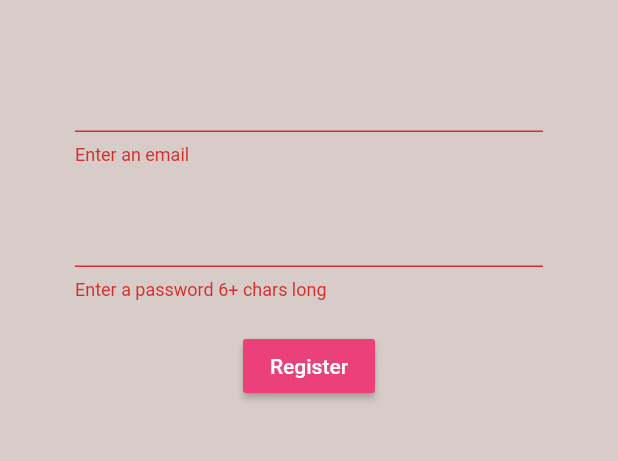
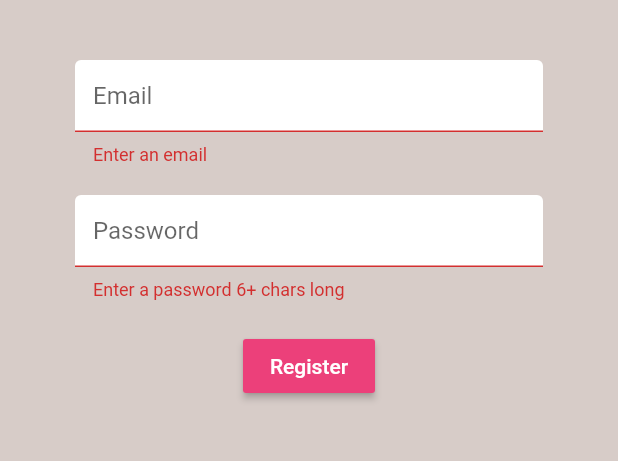
Before and after one commit to hitnei/learn-flutter-firebase-brew-crew-app, a Flutter app: the screen it shows after launch, after a tap on "Register", on a phone screen of 412 x 824 dp, the part 84-545 px from its top. Run offline on Flutter 3.47's test engine with Material 2 defaults, Android fonts, the phone set to English and light mode, and no system bars; our stand-ins replace firebase_auth, firebase_core; accounts and stored records are empty.

Commit message:
text input decoration

```diff
--- a/lib/screens/authenticate/register.dart
+++ b/lib/screens/authenticate/register.dart
@@ -1,4 +1,5 @@
 import 'package:brew_crew/services/auth.dart';
+import 'package:brew_crew/shared/constant.dart';
 import 'package:flutter/material.dart';
 
 class Register extends StatefulWidget {
@@ -46,6 +47,7 @@ class _RegisterState extends State<Register> {
             children: <Widget>[
               SizedBox(height: 20),
               TextFormField(
+                decoration: textInputDecoration.copyWith(hintText: 'Email'),
                 validator: (val) => val.isEmpty ? 'Enter an email' : null,
                 onChanged: (val) {
                   setState(() => {email = val, error = ''});
@@ -53,6 +55,7 @@ class _RegisterState extends State<Register> {
               ),
               SizedBox(height: 20),
               TextFormField(
+                decoration: textInputDecoration.copyWith(hintText: 'Password'),
                 obscureText: true,
                 validator: (val) => val.length < 6 ? 'Enter a password 6+ chars long' : null,
                 onChanged: (val) {
--- a/lib/screens/authenticate/sign_in.dart
+++ b/lib/screens/authenticate/sign_in.dart
@@ -1,4 +1,5 @@
 import 'package:brew_crew/services/auth.dart';
+import 'package:brew_crew/shared/constant.dart';
 import 'package:flutter/material.dart';
 
 class SignIn extends StatefulWidget {
@@ -46,6 +47,7 @@ class _SignInState extends State<SignIn> {
             children: <Widget>[
               SizedBox(height: 20),
               TextFormField(
+                decoration: textInputDecoration.copyWith(hintText: 'Email'),
                 validator: (val) => val.isEmpty ? 'Enter an email' : null,
                 onChanged: (val) {
                   setState(() => email = val);
@@ -54,6 +56,7 @@ class _SignInState extends State<SignIn> {
               SizedBox(height: 20),
               TextFormField(
                 obscureText: true,
+                decoration: textInputDecoration.copyWith(hintText: 'Password'),
                 validator: (val) => val.length < 6 ? 'Enter a password 6+ chars long' : null,
                 onChanged: (val) {
                   setState(() => password = val);
--- /dev/null
+++ b/lib/shared/constant.dart
@@ -0,0 +1,10 @@
+import 'package:flutter/material.dart';
+
+const textInputDecoration = InputDecoration(
+  fillColor: Colors.white,
+  filled: true,
+  enabledBorder:
+      OutlineInputBorder(borderSide: BorderSide(color: Colors.white, width: 2)),
+  focusedBorder:
+      OutlineInputBorder(borderSide: BorderSide(color: Colors.pink, width: 2)),
+);
```
